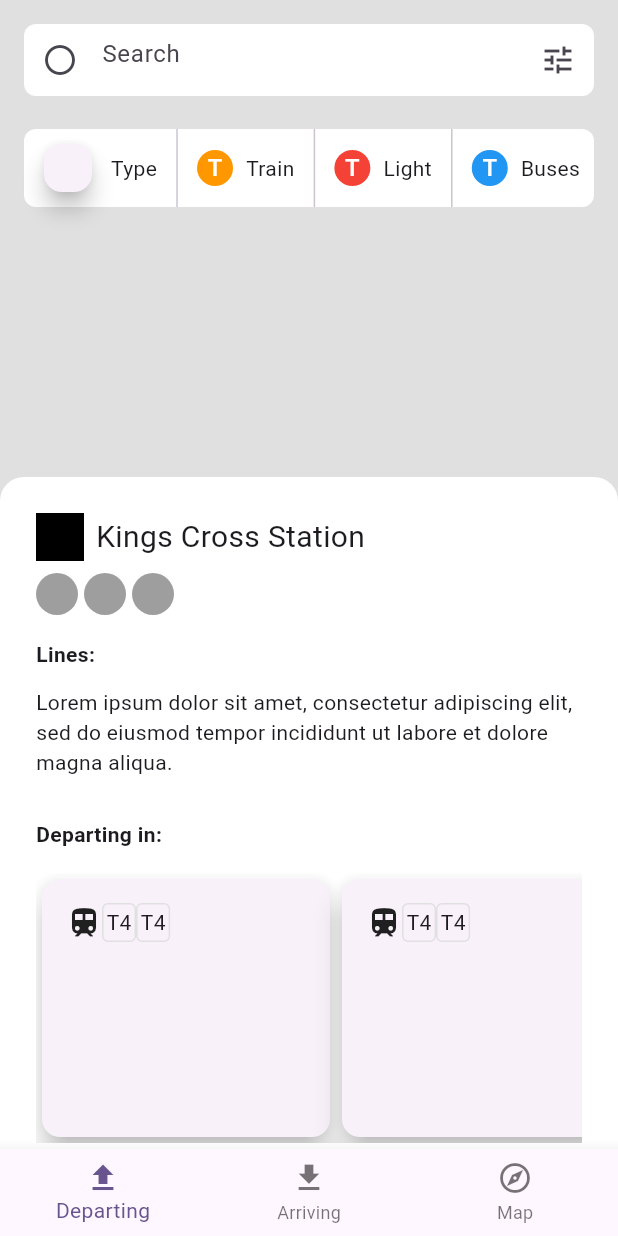
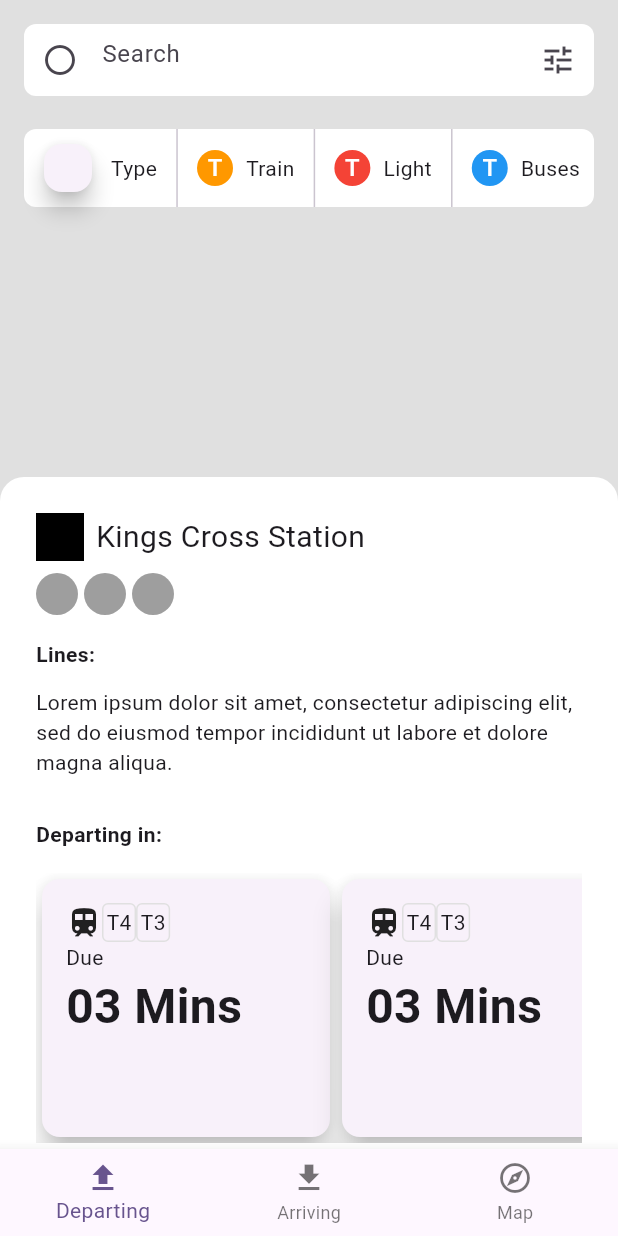
Before and after one commit to JAICHANGPARK/flutter_notebook_chapter_33, a Flutter app: the TransportMainPage screen opened directly, on a phone screen of 412 x 824 dp. Run offline on Flutter 3.47's test engine with Material 2 defaults, Android fonts, the phone set to English and light mode, and no system bars; our stand-ins replace dots_indicator, gap.

Commit message:
Update transport_main_page.dart

```diff
--- a/lib/ep1685_transport_app/views/transport_main_page.dart
+++ b/lib/ep1685_transport_app/views/transport_main_page.dart
@@ -192,6 +192,7 @@ class _TransportMainPageState extends State<TransportMainPage> {
                                 child: Padding(
                                   padding: const EdgeInsets.all(16.0),
                                   child: Column(
+                                    crossAxisAlignment: CrossAxisAlignment.start,
                                     children: [
                                       Row(
                                         children: [
@@ -214,9 +215,17 @@ class _TransportMainPageState extends State<TransportMainPage> {
                                               borderRadius: BorderRadius.circular(4),
                                             ),
                                             padding: EdgeInsets.all(2),
-                                            child: Text("T4"),
+                                            child: Text("T3"),
                                           )
                                         ],
+                                      ),
+                                      Text("Due"),
+                                      Text(
+                                        "03 Mins",
+                                        style: TextStyle(
+                                          fontWeight: FontWeight.bold,
+                                          fontSize: 32
+                                        ),
                                       )
                                     ],
                                   ),
```
